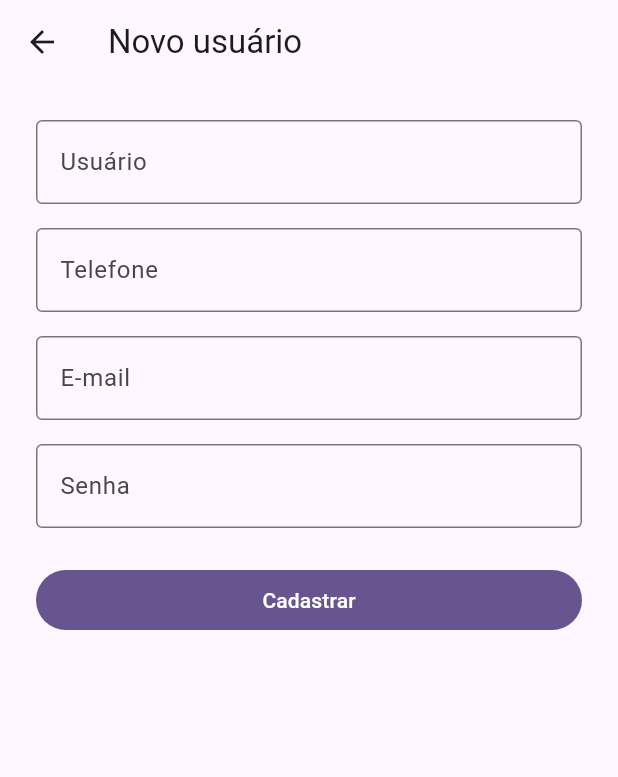
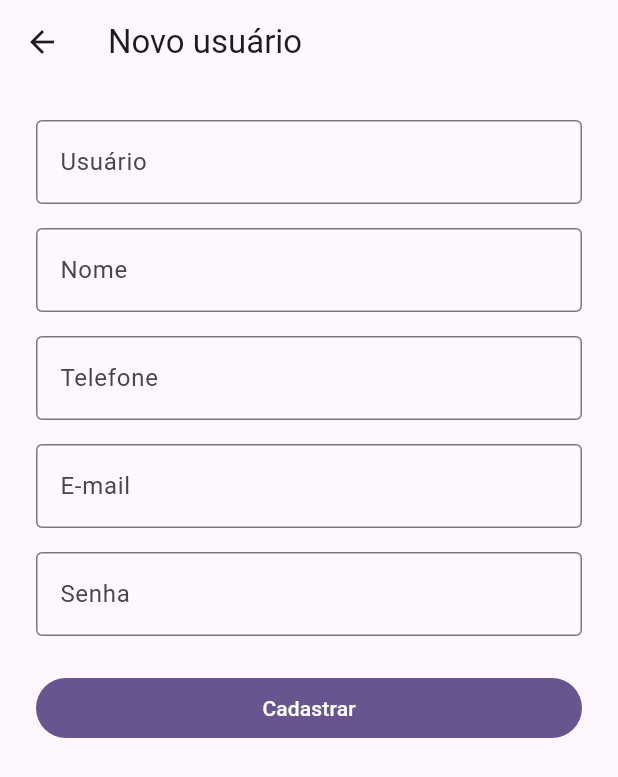
Before and after one commit to danielvieira95/Aplicacoes_Mobile_26, a Flutter app: the screen it shows after launch, after a tap on "Criar novo usuário", on a phone screen of 412 x 824 dp. Shown: the top 777 px of the screen. Run offline on Flutter 3.47's test engine with Material 3 defaults, Android fonts, the phone set to English and light mode, and no system bars; our stand-ins replace badges, shared_preferences, sqflite; missing offline and left inert: dart:ffi, mobile_scanner; accounts and stored records are empty; network calls fail.

Commit message:
Aula 16 prep

```diff
--- a/aula13prep/aula13prep/lib/screens/cadastro_screen.dart
+++ b/aula13prep/aula13prep/lib/screens/cadastro_screen.dart
@@ -11,6 +11,7 @@ class CadastroScreen extends StatefulWidget {
 
 class _CadastroScreenState extends State<CadastroScreen> {
   final username = TextEditingController();
+  final nome = TextEditingController();
   final email = TextEditingController();
   final password = TextEditingController();
   final tel = TextEditingController();
@@ -19,6 +20,7 @@ class _CadastroScreenState extends State<CadastroScreen> {
   @override
   void dispose() {
     username.dispose();
+    nome.dispose();
     email.dispose();
     password.dispose();
     tel.dispose();
@@ -27,6 +29,7 @@ class _CadastroScreenState extends State<CadastroScreen> {
 
   Future<void> register() async {
     if (username.text.trim().isEmpty ||
+        nome.text.trim().isEmpty ||
         email.text.trim().isEmpty ||
         password.text.isEmpty ||
         tel.text.trim().isEmpty) {
@@ -38,6 +41,7 @@ class _CadastroScreenState extends State<CadastroScreen> {
     try {
       await widget.authService.register(
           username: username.text.trim(),
+          nome: nome.text.trim(),
           email: email.text.trim(),
           password: password.text,
           telefone: tel.text.trim());
@@ -62,6 +66,10 @@ class _CadastroScreenState extends State<CadastroScreen> {
               decoration: const InputDecoration(labelText: 'Usuário')),
           const SizedBox(height: 16),
           TextField(
+              controller: nome,
+              decoration: const InputDecoration(labelText: 'Nome')),
+          const SizedBox(height: 16),
+          TextField(
               controller: tel,
               keyboardType: TextInputType.phone,
               decoration: const InputDecoration(labelText: 'Telefone')),
--- a/aula13prep/aula13prep/lib/services/auth_service.dart
+++ b/aula13prep/aula13prep/lib/services/auth_service.dart
@@ -19,11 +19,13 @@ class AuthService {
 
   Future<void> register(
       {required String username,
+      required String nome,
       required String email,
       required String password,
       required String telefone}) async {
     await ApiService().post('/usuarios/cadastrar/', {
       'username': username,
+      'nome': nome,
       'email': email,
       'password': password,
       'telefone': telefone
```
